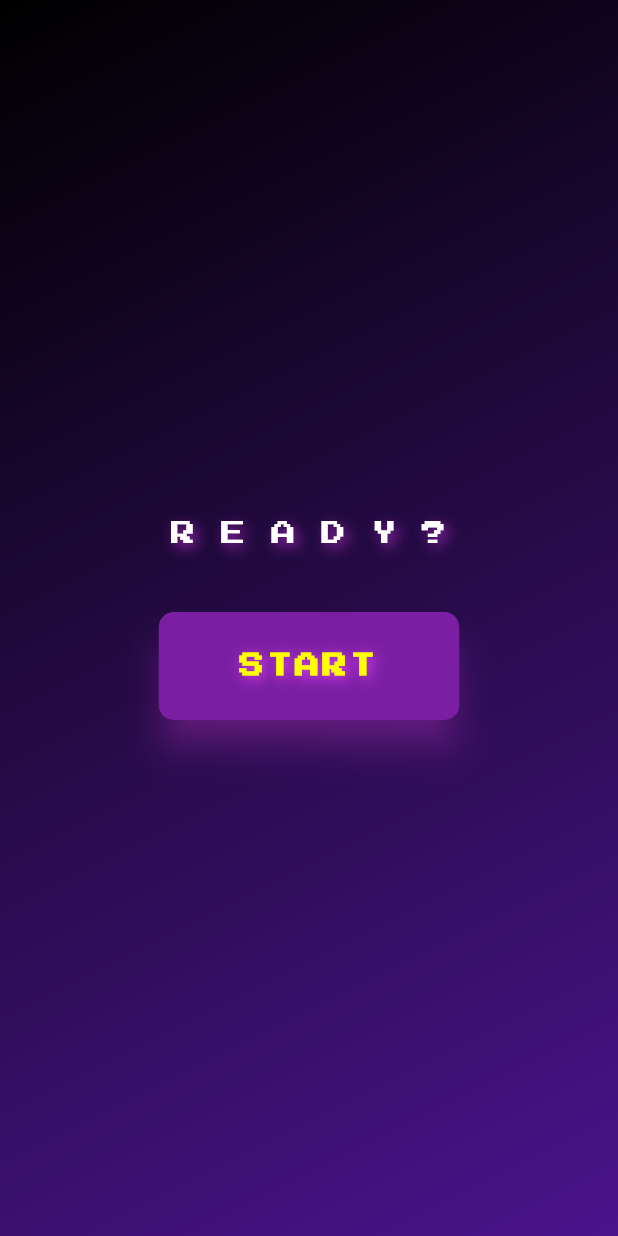
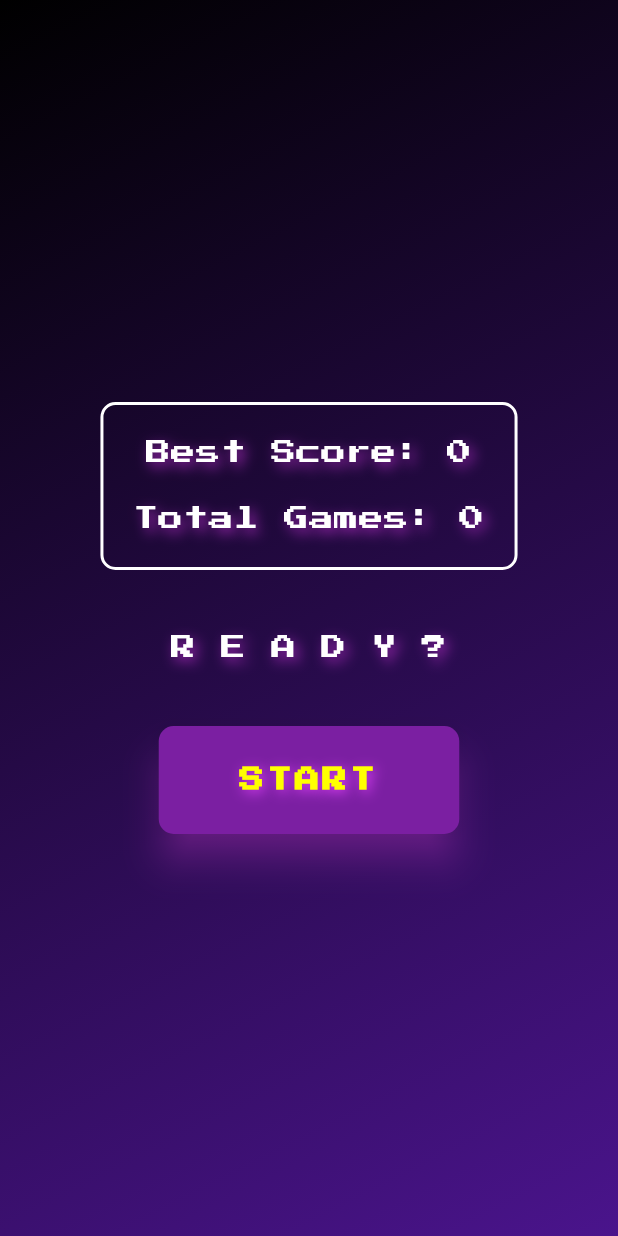
Before and after one commit to gianlucaromeo/first_flame_game, a Flutter app: the screen it shows after launch, on a phone screen of 412 x 824 dp. Run offline on Flutter 3.47's test engine with Material 3 defaults, Android fonts, the phone set to English and light mode, and no system bars; our stand-ins replace get, google_fonts, hive_ce, hive_ce_flutter; missing offline and left inert: flame, flame_forge2d; accounts and stored records are empty.

Commit message:
Started hive implementation and added Statistics widget

```diff
--- a/lib/screens/result_screen.dart
+++ b/lib/screens/result_screen.dart
@@ -1,6 +1,6 @@
 import 'package:first_flame_game/widgets/game_text.dart';
+import 'package:first_flame_game/widgets/statistics.dart';
 import 'package:flutter/material.dart';
-import 'package:google_fonts/google_fonts.dart';
 import 'package:get/get.dart';
 
 import '../widgets/game_button.dart';
@@ -30,6 +30,8 @@ class ResultScreen extends StatelessWidget {
           child: Column(
             mainAxisAlignment: MainAxisAlignment.center,
             children: [
+              Statistics(),
+              const SizedBox(height: 80),
               GameTitle(
                 text: 'G A M E\nO V E R',
               ),
@@ -37,7 +39,7 @@ class ResultScreen extends StatelessWidget {
               GameText(
                 text: 'Your score: $score',
               ),
-              const SizedBox(height: 45),
+              const SizedBox(height: 80),
               GameButton(
                 onPressed: () {
                   Get.back();
--- a/lib/screens/welcome_screen.dart
+++ b/lib/screens/welcome_screen.dart
@@ -1,4 +1,5 @@
 import 'package:first_flame_game/widgets/game_button.dart';
+import 'package:first_flame_game/widgets/statistics.dart';
 import 'package:flutter/material.dart';
 import 'package:get/get.dart';
 import 'package:google_fonts/google_fonts.dart';
@@ -24,6 +25,8 @@ class WelcomeScreen extends StatelessWidget {
           child: Column(
             mainAxisAlignment: MainAxisAlignment.center,
             children: [
+              Statistics(),
+              const SizedBox(height: 40),
               GameText(
                 text: 'R E A D Y ?',
               ),
--- /dev/null
+++ b/lib/services/local_storage_service.dart
@@ -0,0 +1,40 @@
+
+import 'package:hive_ce/hive.dart';
+
+class UserData {
+  static const String boxName = 'user_data';
+
+  static const String bestScoreKey = 'best_score';
+  static const String levelsCompletedKey = 'levels_completed';
+  static const String totalGamesPlayedKey = 'total_games_played';
+
+  static final storage = Hive.box(boxName);
+
+  static Future<void> setBestScore(int score) async {
+    await storage.put(bestScoreKey, score);
+  }
+
+  static int getBestScore() {
+    return storage.get(bestScoreKey, defaultValue: 0);
+  }
+
+  static Future<void> setLevelsCompleted(int level) async {
+    var currentLevels = storage.get(levelsCompletedKey, defaultValue: 0);
+    if (level > currentLevels) {
+      await storage.put(levelsCompletedKey, level);
+    }
+  }
+
+  static int getLevelsCompleted() {
+    return storage.get(levelsCompletedKey, defaultValue: 0);
+  }
+
+  static Future<void> incrementTotalGamesPlayed() async {
+    int totalGames = storage.get(totalGamesPlayedKey, defaultValue: 0);
+    await storage.put(totalGamesPlayedKey, totalGames + 1);
+  }
+
+  static int getTotalGamesPlayed() {
+    return storage.get(totalGamesPlayedKey, defaultValue: 0);
+  }
+}
--- /dev/null
+++ b/lib/widgets/statistics.dart
@@ -0,0 +1,29 @@
+import 'package:first_flame_game/services/local_storage_service.dart';
+import 'package:first_flame_game/widgets/game_text.dart';
+import 'package:flutter/material.dart';
+
+class Statistics extends StatelessWidget {
+  const Statistics({super.key});
+
+  @override
+  Widget build(BuildContext context) {
+    return Container(
+      decoration: BoxDecoration(
+        border: Border.all(
+          color: Colors.white,
+          style: BorderStyle.solid,
+          width: 2,
+        ),
+        borderRadius: BorderRadius.circular(10),
+      ),
+      padding: const EdgeInsets.all(20),
+      child: Column(
+        children: [
+          GameText(text: "Best Score: ${UserData.getBestScore()}"),
+          const SizedBox(height: 20),
+          GameText(text: "Total Games: ${UserData.getTotalGamesPlayed()}"),
+        ],
+      ),
+    );
+  }
+}
```
Also changed, not shown: lib/main.dart (+12 -1 lines).
